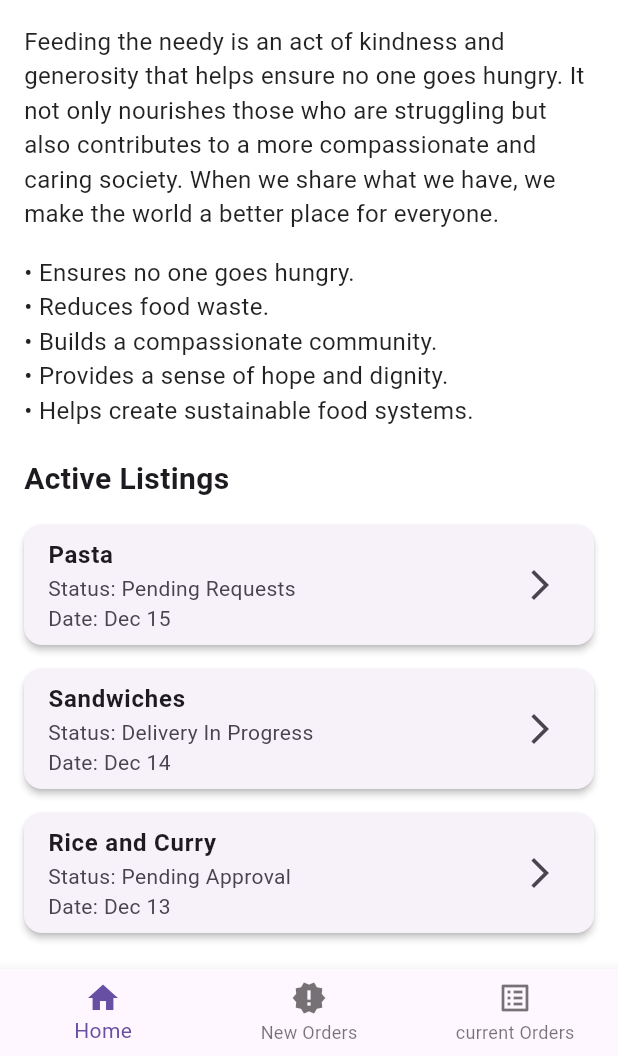
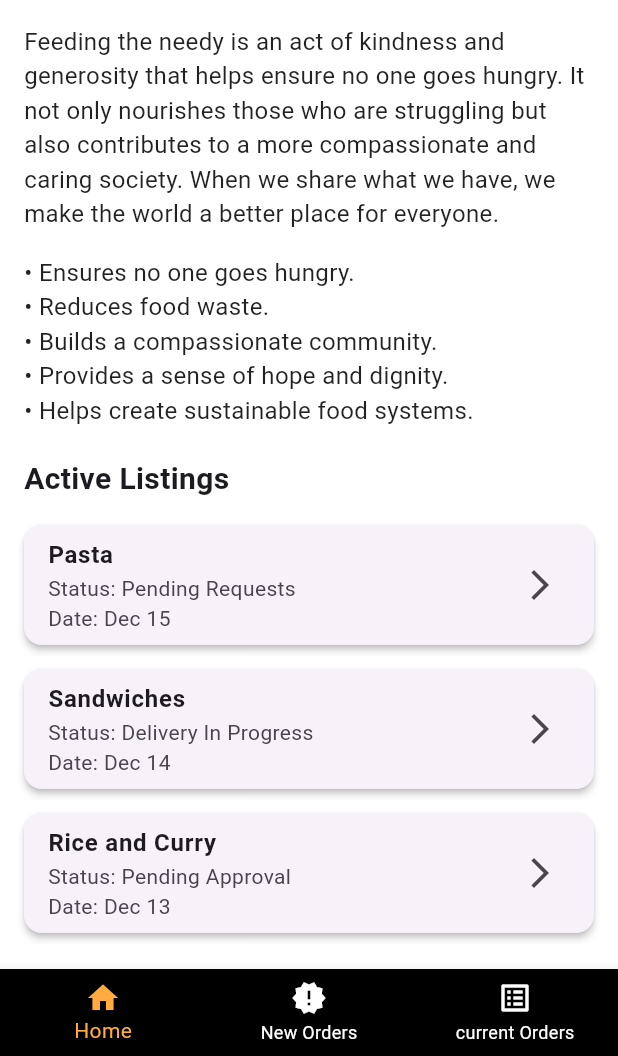
Before and after one commit to Balaji-anbu/Feed-the-needy, a Flutter app: the DeliveryPartnerHome screen opened directly, scrolled down 398 dp, on a phone screen of 412 x 824 dp, the part 180-1236 px from its top. Run offline on Flutter 3.47's test engine with Material 3 defaults, Android fonts, the light colour scheme and no system bars; our stand-ins replace cloud_firestore, country_code_picker, firebase_auth, firebase_core, geocoding, geolocator and 4 more; missing offline and left inert: onesignal_flutter; accounts and stored records are empty; generated files the repository leaves out were written again.

Commit message:
first commit

```diff
--- a/lib/Delivery_parntner/delivery_partner_home.dart
+++ b/lib/Delivery_parntner/delivery_partner_home.dart
@@ -100,6 +100,9 @@ class _DeliveryPartnerHomeState extends State<DeliveryPartnerHome> {
       endDrawerEnableOpenDragGesture: false,
       body: _pages[_currentIndex], // Display the selected page
       bottomNavigationBar: BottomNavigationBar(
+        backgroundColor: Colors.black,
+        selectedItemColor: Colors.orangeAccent,
+        unselectedItemColor: Colors.white,
         currentIndex: _currentIndex,
         onTap: (index) {
           setState(() {
--- a/lib/pages/otp_screen.dart
+++ b/lib/pages/otp_screen.dart
@@ -45,6 +45,7 @@ class _OTPScreenState extends State<OTPScreen> {
                   'assets/otp.json',
                   height: 200,
                   width: 200,
+                  repeat: false,
                 ),
                 const SizedBox(
                   height: 50,
```
Also changed, not shown: lib/Donor_pages/Donor_dashboard_page.dart (+1 -10 lines), 1 other file.
